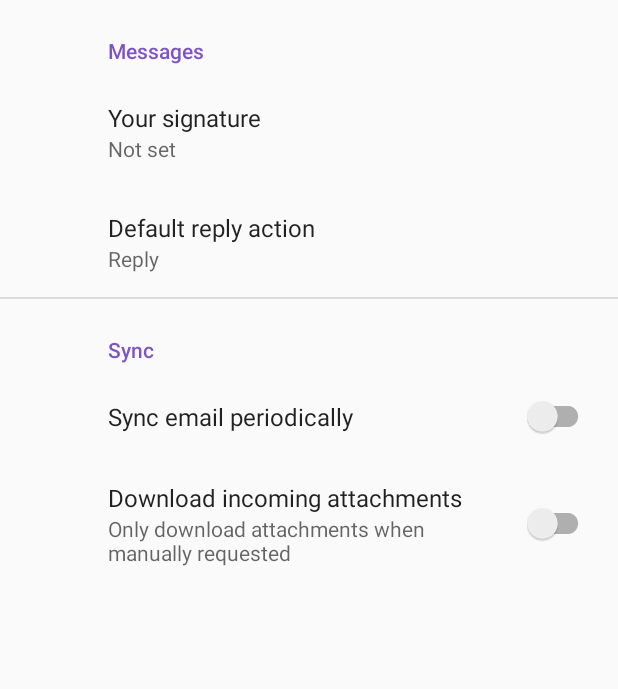
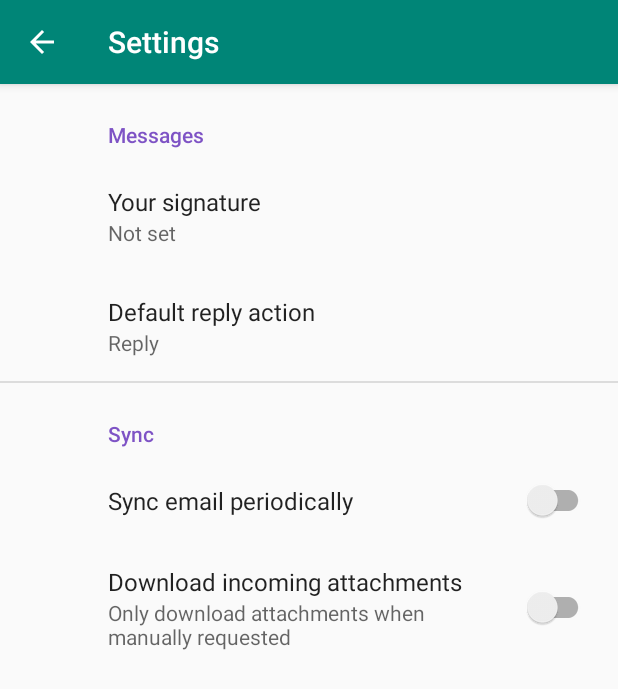
Before and after one commit to pmdmo2019-20/pr05-trivial-PatataAsada, an Android app: the SettingsActivity screen opened directly, with no data from a screen before it, on a phone screen of 412 x 824 dp. Shown: the top 689 px of the screen. Run offline under Robolectric (Android 15) with nearby library versions, the phone set to English and light mode, and no system bars; our stand-ins replace androidx.preference.

Commit message:
add: intent to settings, appbar changes in most fragments

```diff
--- a/app/src/main/java/es/iessaladillo/pedrojoya/pr05_trivial/ui/settings/SettingsActivity.kt
+++ b/app/src/main/java/es/iessaladillo/pedrojoya/pr05_trivial/ui/settings/SettingsActivity.kt
@@ -4,12 +4,14 @@ import android.os.Bundle
 import androidx.appcompat.app.AppCompatActivity
 import androidx.preference.PreferenceFragmentCompat
 import es.iessaladillo.pedrojoya.pr05_trivial.R
+import kotlinx.android.synthetic.main.activity_main.*
 
 class SettingsActivity : AppCompatActivity() {
 
     override fun onCreate(savedInstanceState: Bundle?) {
         super.onCreate(savedInstanceState)
         setContentView(R.layout.activity_settings)
+        setSupportActionBar(toolbar)
         supportFragmentManager
             .beginTransaction()
             .replace(R.id.settings, SettingsFragment())
@@ -20,6 +22,12 @@ class SettingsActivity : AppCompatActivity() {
     class SettingsFragment : PreferenceFragmentCompat() {
         override fun onCreatePreferences(savedInstanceState: Bundle?, rootKey: String?) {
             setPreferencesFromResource(R.xml.root_preferences, rootKey)
+
         }
     }
+
+    override fun onSupportNavigateUp(): Boolean {
+        onBackPressed()
+        return true
+    }
 }
--- a/app/src/main/res/layout/activity_settings.xml
+++ b/app/src/main/res/layout/activity_settings.xml
@@ -1,9 +1,32 @@
-<LinearLayout xmlns:android="http://schemas.android.com/apk/res/android"
+<androidx.constraintlayout.widget.ConstraintLayout xmlns:android="http://schemas.android.com/apk/res/android"
     android:layout_width="match_parent"
-    android:layout_height="match_parent">
+    android:layout_height="match_parent"
+    xmlns:app="http://schemas.android.com/apk/res-auto">
+
+    <com.google.android.material.appbar.AppBarLayout
+        android:id="@+id/appBarLayout2"
+        android:layout_width="match_parent"
+        android:layout_height="wrap_content"
+        android:theme="@style/AppTheme.AppBarOverlay"
+        app:layout_constraintEnd_toEndOf="parent"
+        app:layout_constraintStart_toStartOf="parent"
+        app:layout_constraintTop_toTopOf="parent">
+
+        <androidx.appcompat.widget.Toolbar
+            android:id="@+id/toolbar"
+            android:layout_width="match_parent"
+            android:layout_height="?attr/actionBarSize"
+            android:background="?attr/colorPrimary"
+            app:popupTheme="@style/AppTheme.PopupOverlay" />
+
+    </com.google.android.material.appbar.AppBarLayout>
 
     <FrameLayout
         android:id="@+id/settings"
         android:layout_width="match_parent"
-        android:layout_height="match_parent" />
-</LinearLayout>
+        android:layout_height="0dp"
+        app:layout_constraintBottom_toBottomOf="parent"
+        app:layout_constraintEnd_toEndOf="parent"
+        app:layout_constraintStart_toStartOf="parent"
+        app:layout_constraintTop_toBottomOf="@+id/appBarLayout2" />
+</androidx.constraintlayout.widget.ConstraintLayout>
--- a/app/src/main/res/menu/activity_main_menu.xml
+++ b/app/src/main/res/menu/activity_main_menu.xml
@@ -1,10 +1,12 @@
 <?xml version="1.0" encoding="utf-8"?>
 <menu xmlns:android="http://schemas.android.com/apk/res/android">
 
+    <group>
         <item android:title="@string/title_mnuAbout"
             android:id="@+id/mnuAbout"/>
         <item android:title="@string/title_mnuRules"
             android:id="@+id/mnuRules"/>
         <item android:title="@string/title_mnuSettings"
             android:id="@+id/mnuSettings"/>
+    </group>
 </menu>
```
Also changed, not shown: app/src/main/java/es/iessaladillo/pedrojoya/pr05_trivial/ui/main/MainActivity.kt (+43 -11 lines), app/src/main/java/es/iessaladillo/pedrojoya/pr05_trivial/ui/main/MainViewModelFactory.kt (added, +16 -0 lines), app/src/main/java/es/iessaladillo/pedrojoya/pr05_trivial/ui/main/MainViewmodel.kt (+37 -1 lines), app/src/main/java/es/iessaladillo/pedrojoya/pr05_trivial/ui/title/TitleFragment.kt (+13 -6 lines). Lines whose indentation alone changed are shown as unchanged.
